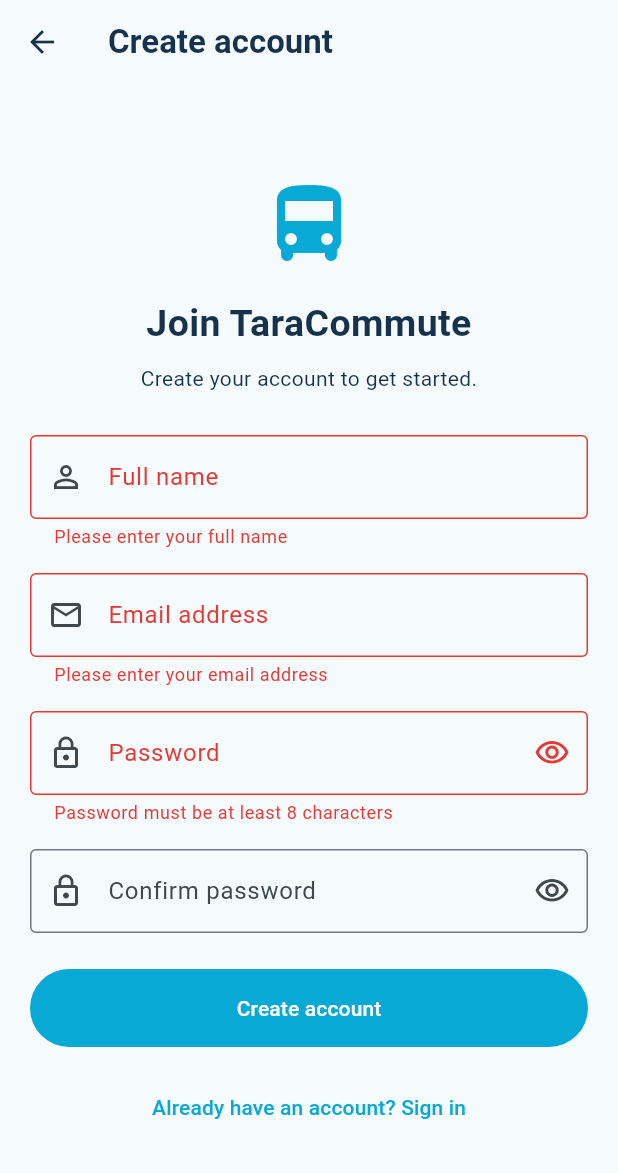
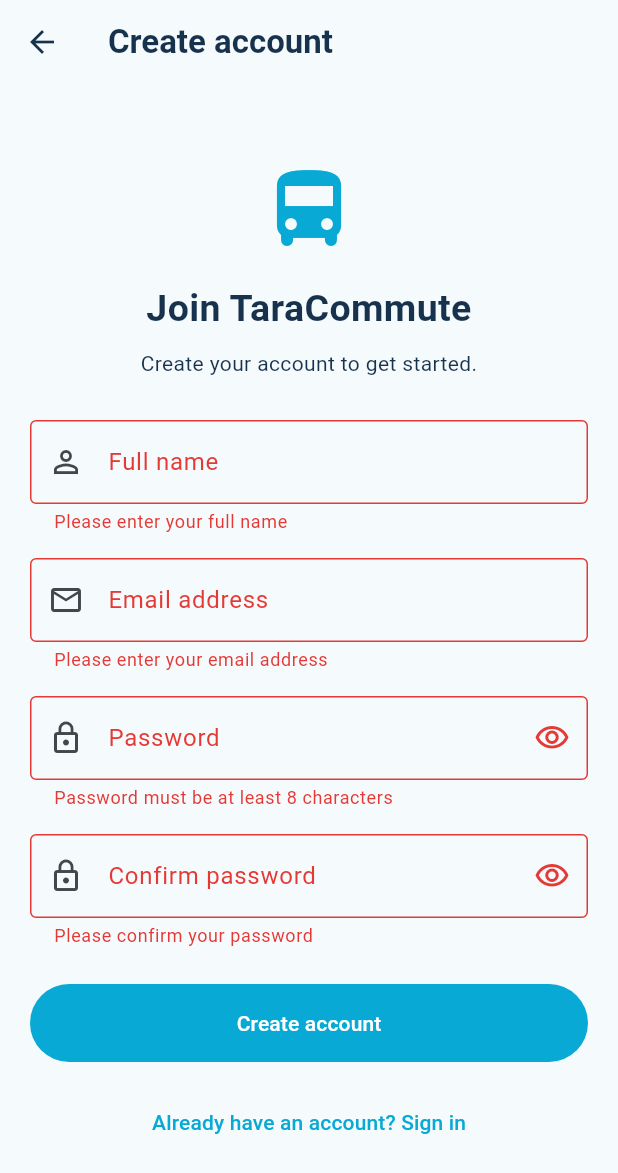
Before and after one commit to altonralph24-cmd/TaraCommute, a Flutter app: the RegisterPage screen opened directly, after a tap on "Create account", on a phone screen of 412 x 824 dp. Shown: the top 1173 px of the screen. Run offline on Flutter 3.47's test engine with Material 3 defaults, Android fonts, the phone set to English and light mode, and no system bars; our stand-ins replace flutter_map, latlong2, supabase_flutter; accounts and stored records are empty.

Commit message:
Refactor registration logic and improve error handling/ Connect registration to Supabase email verification
Connect registration to Supabase email verification

```diff
--- a/lib/features/auth/presentation/register_page.dart
+++ b/lib/features/auth/presentation/register_page.dart
@@ -1,6 +1,7 @@
 import 'package:flutter/material.dart';
 
 import '../../../core/services/auth_service.dart';
+import 'email_verification_page.dart';
 
 class RegisterPage extends StatefulWidget {
   const RegisterPage({super.key});
@@ -42,6 +43,7 @@ class _RegisterPageState extends State<RegisterPage> {
 
     try {
       final response = await _authService.register(
+        fullName: _nameController.text,
         email: _emailController.text,
         password: _passwordController.text,
       );
@@ -49,22 +51,43 @@ class _RegisterPageState extends State<RegisterPage> {
       if (!mounted) return;
 
       if (response.user != null) {
+        final email = _emailController.text.trim();
+
+        Navigator.pushReplacement(
+          context,
+          MaterialPageRoute(
+            builder: (context) => EmailVerificationPage(
+              email: email,
+            ),
+          ),
+        );
+      } else {
         ScaffoldMessenger.of(context).showSnackBar(
           const SnackBar(
             content: Text(
-              'Registration submitted. Check your email for verification.',
+              'Registration could not be completed. Please try again.',
             ),
           ),
         );
-
-        Navigator.pop(context);
       }
-    } on Exception catch (error) {
+    } on AuthException catch (error) {
       if (!mounted) return;
 
       ScaffoldMessenger.of(context).showSnackBar(
         SnackBar(
-          content: Text('Registration failed: $error'),
+          content: Text(
+            'Registration failed: ${error.message}',
+          ),
+        ),
+      );
+    } catch (error) {
+      if (!mounted) return;
+
+      ScaffoldMessenger.of(context).showSnackBar(
+        const SnackBar(
+          content: Text(
+            'Something went wrong. Please try again later.',
+          ),
         ),
       );
     } finally {
@@ -81,7 +104,8 @@ class _RegisterPageState extends State<RegisterPage> {
       return 'Please enter your email address';
     }
 
-    if (!RegExp(r'^[^@]+@[^@]+\.[^@]+$').hasMatch(value.trim())) {
+    if (!RegExp(r'^[^@]+@[^@]+\.[^@]+$')
+        .hasMatch(value.trim())) {
       return 'Please enter a valid email address';
     }
 
@@ -144,7 +168,8 @@ class _RegisterPageState extends State<RegisterPage> {
                         border: OutlineInputBorder(),
                       ),
                       validator: (value) {
-                        if (value == null || value.trim().isEmpty) {
+                        if (value == null ||
+                            value.trim().isEmpty) {
                           return 'Please enter your full name';
                         }
                         return null;
@@ -172,7 +197,8 @@ class _RegisterPageState extends State<RegisterPage> {
                         suffixIcon: IconButton(
                           onPressed: () {
                             setState(() {
-                              _obscurePassword = !_obscurePassword;
+                              _obscurePassword =
+                                  !_obscurePassword;
                             });
                           },
                           icon: Icon(
@@ -207,9 +233,14 @@ class _RegisterPageState extends State<RegisterPage> {
                         ),
                       ),
                       validator: (value) {
+                        if (value == null || value.isEmpty) {
+                          return 'Please confirm your password';
+                        }
+
                         if (value != _passwordController.text) {
                           return 'Passwords do not match';
                         }
+
                         return null;
                       },
                     ),
@@ -231,9 +262,11 @@ class _RegisterPageState extends State<RegisterPage> {
                     ),
                     const SizedBox(height: 16),
                     TextButton(
-                      onPressed: () {
-                        Navigator.pop(context);
-                      },
+                      onPressed: _isLoading
+                          ? null
+                          : () {
+                              Navigator.pop(context);
+                            },
                       child: const Text(
                         'Already have an account? Sign in',
                       ),
```
